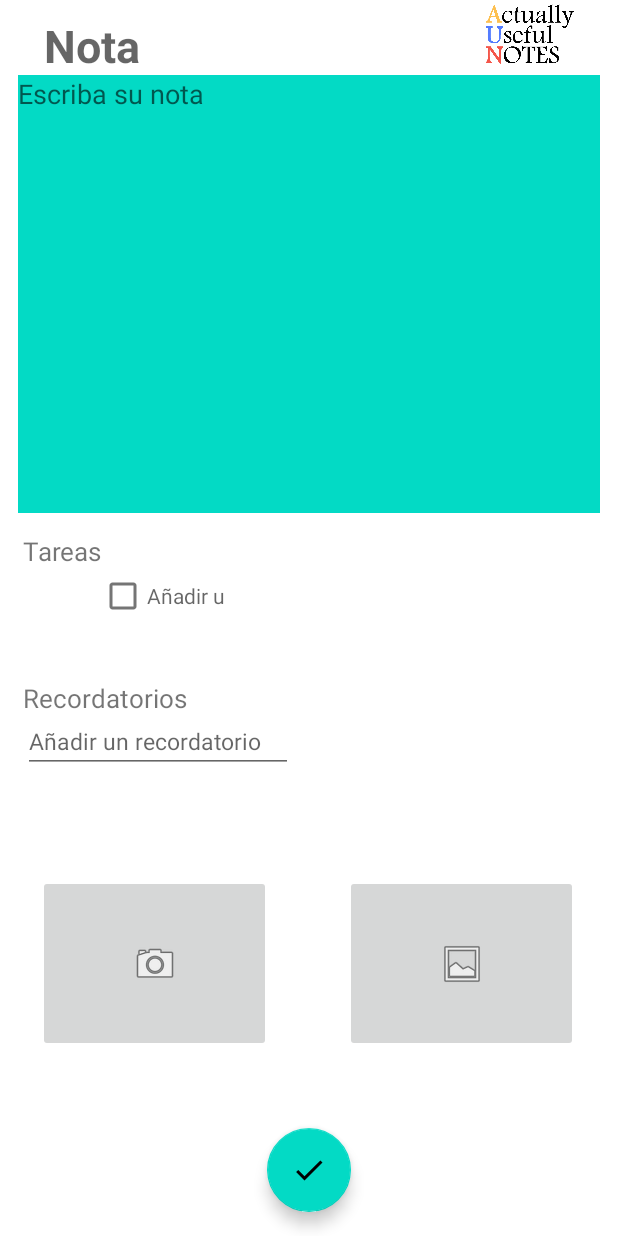
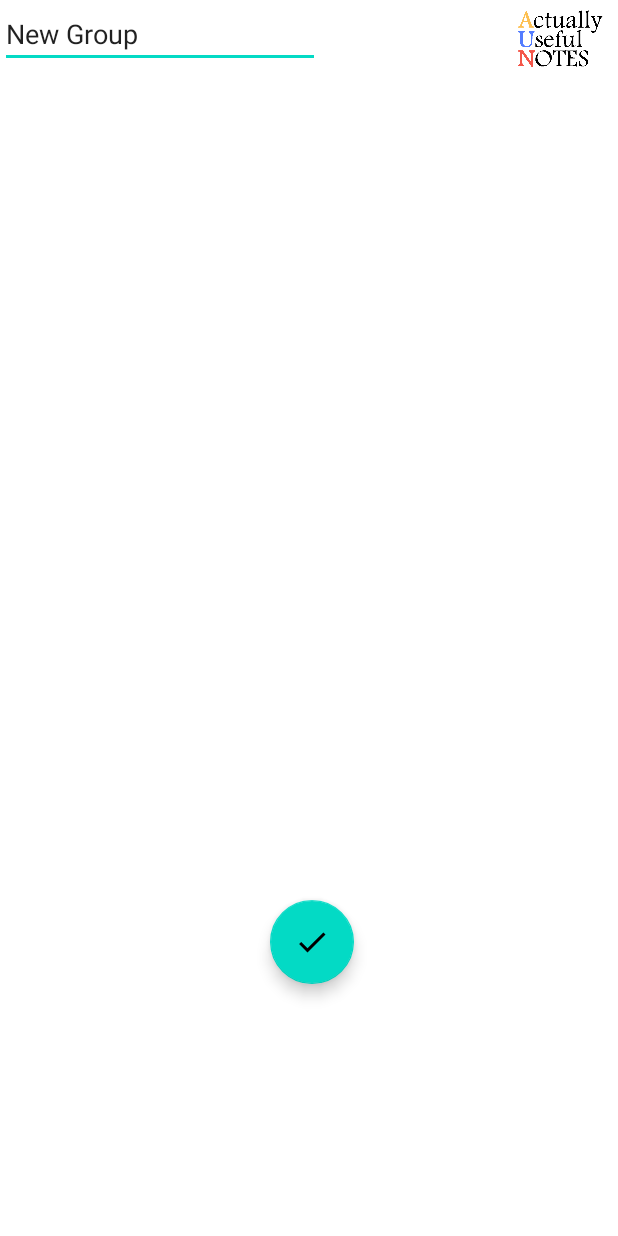
Before and after one commit to AlexT-UB/ActuallyUsefulNotes, an Android app: the AddNote screen opened directly, with no data from a screen before it, on a phone screen of 412 x 824 dp. Run offline under Robolectric (Android 15) with nearby library versions, the phone set to English and light mode, and no system bars; our stand-ins replace Firebase (no records; nobody signed in at launch, a user with empty details on screens opened directly); 1 statement that could not run was skipped.

```diff
--- a/app/src/main/res/layout/editar_nota.xml
+++ b/app/src/main/res/layout/editar_nota.xml
@@ -6,113 +6,29 @@
     android:layout_height="match_parent">
 
     <EditText
-        android:id="@+id/title"
+        android:id="@+id/editTextGroupName"
         android:layout_width="wrap_content"
         android:layout_height="wrap_content"
-        android:layout_marginStart="25dp"
-        android:layout_marginLeft="40dp"
-        android:layout_marginTop="0dp"
-        android:hint="@string/nota"
-        android:textColor="@color/design_default_color_secondary_variant"
-        android:textSize="30sp"
-        android:textStyle="bold">
+        android:ems="10"
+        android:inputType="textPersonName"
+        android:text="New Group" />
 
-    </EditText>
+    <ImageView
+        android:id="@+id/imageView7"
+        android:layout_width="66dp"
+        android:layout_height="51dp"
+        android:layout_marginStart="340dp"
+        android:layout_marginLeft="340dp"
+        app:srcCompat="@drawable/logo1" />
 
     <com.google.android.material.floatingactionbutton.FloatingActionButton
-        android:id="@+id/bt_Ok"
+        android:id="@+id/fab_Ok_Groups"
         android:layout_width="wrap_content"
         android:layout_height="wrap_content"
-        android:layout_gravity="bottom|center"
-        android:layout_margin="16dp"
-        android:contentDescription="@string/TODO"
-        android:onClick="saveNote"
-        android:src="@drawable/ic_baseline_check_24" />
-
-
-
-    <EditText
-        android:id="@+id/text_Contenido"
-        android:layout_width="388dp"
-        android:layout_height="292dp"
-        android:layout_gravity="center_horizontal"
-        android:layout_marginTop="50dp"
-        android:background="@color/teal_200"
-        android:gravity="top"
-        android:hint="@string/escriba_su_nota" />
-
-
-    <TextView
-        android:layout_width="match_parent"
-        android:layout_height="wrap_content"
-        android:layout_marginLeft="15dp"
-        android:layout_marginTop="355dp"
-        android:text="Tareas"
-        android:textSize="17sp" />
-
-
-    <CheckBox
-        android:id="@+id/checkBox"
-        android:layout_width="wrap_content"
-        android:layout_height="wrap_content"
-        android:layout_marginLeft="15dp"
-        android:layout_marginTop="373dp"
-        android:hint="Añadir una tarea"
-        android:visibility="visible" />/>
-
-    <TextView
-        android:layout_width="match_parent"
-        android:layout_height="wrap_content"
-        android:layout_marginLeft="15dp"
-        android:layout_marginTop="453dp"
-        android:text="Recordatorios"
-        android:textSize="17sp" />
-
-    <EditText
-        android:layout_width="wrap_content"
-        android:layout_height="wrap_content"
-        android:layout_marginLeft="15dp"
-        android:layout_marginTop="473dp"
-        android:ems="10"
-        android:hint="Añadir un recordatorio"
-        android:inputType="date"
-        android:textSize="15sp"
-        android:visibility="visible" />
-
-    <ImageView
-        android:id="@+id/imageView"
-        android:layout_width="63dp"
-        android:layout_height="46dp"
-        android:layout_marginLeft="20dp"
-        android:layout_marginTop="523dp"
-        app:layout_anchor="@+id/imageView"
-        app:layout_anchorGravity="top|center"
-        tools:srcCompat="@tools:sample/avatars" />
-
-    <ImageButton
-        android:id="@+id/bt_camara"
-        android:layout_width="155dp"
-        android:layout_height="118dp"
-        android:layout_marginLeft="25dp"
-        android:layout_marginTop="583dp"
-        android:onClick="cCamara"
-        app:srcCompat="@android:drawable/ic_menu_camera" />
-
-    <ImageButton
-        android:id="@+id/bt_galeria"
-        android:layout_width="155dp"
-        android:layout_height="118dp"
-        android:layout_marginLeft="230dp"
-        android:layout_marginTop="583dp"
-        android:onClick="cGaleria"
-        app:srcCompat="@android:drawable/ic_menu_gallery" />
-
-    <ImageView
-        android:id="@+id/imageView4"
-        android:layout_width="85dp"
-        android:layout_height="45dp"
-        android:layout_marginStart="310dp"
-        android:layout_marginLeft="310dp"
-        app:srcCompat="@drawable/logo1" />
+        android:layout_marginStart="180dp"
+        android:layout_marginLeft="180dp"
+        android:layout_marginTop="600dp"
+        android:src="@drawable/ic_baseline_check_24"
+        app:fabSize="normal" />
 
 </androidx.coordinatorlayout.widget.CoordinatorLayout>
```
Also changed, not shown: app/src/main/java/com/example/actuallyusefulnotes/Model/Group.java (+13 -1 lines), app/src/main/java/com/example/actuallyusefulnotes/View/AddGroup.java (+39 -7 lines), app/src/main/java/com/example/actuallyusefulnotes/View/MainActivity.java (+55 -11 lines), app/src/main/res/layout/editar_group.xml (+6 -25 lines).
